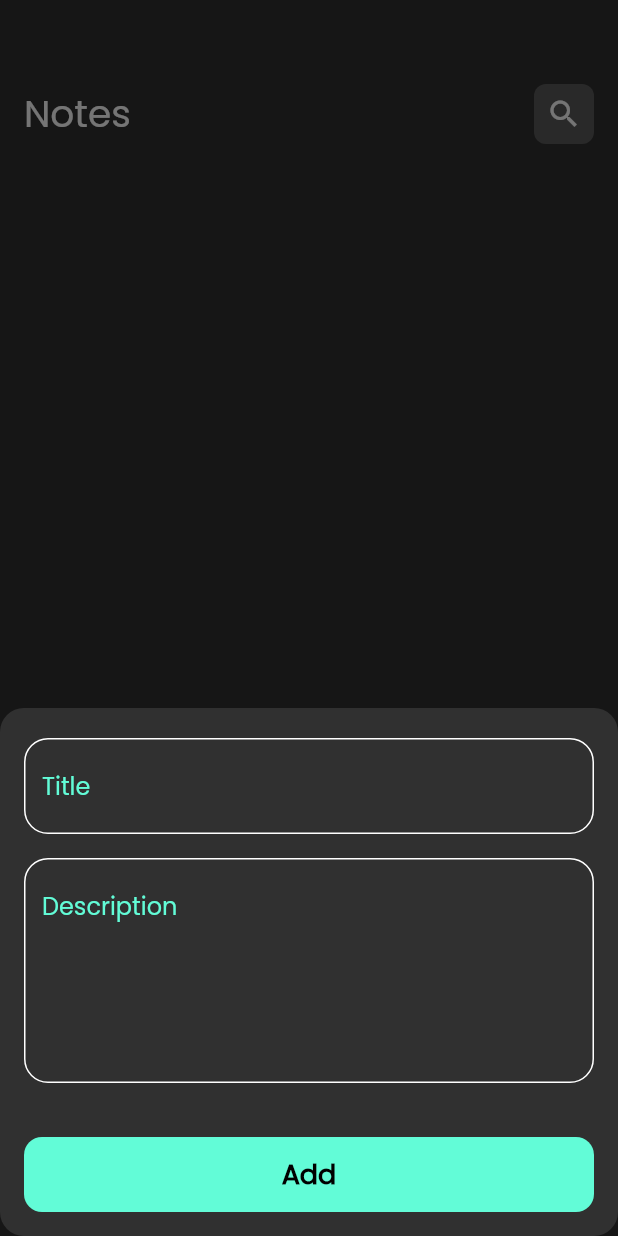
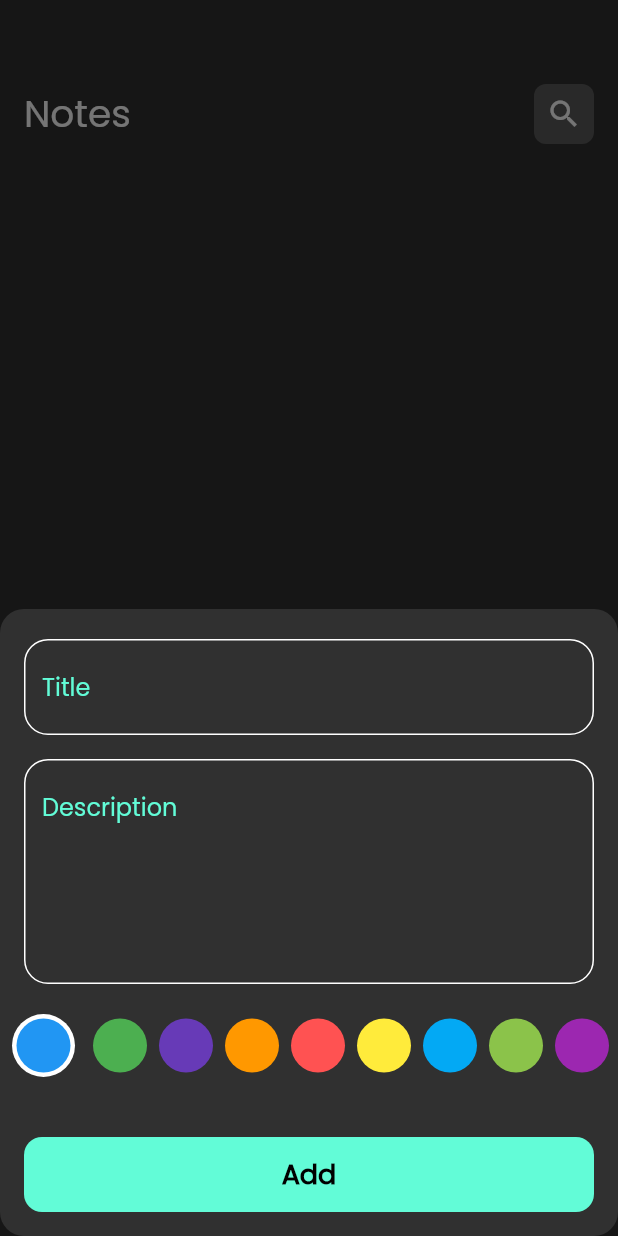
Before and after one commit to MohamedAlaraby/notes_application, a Flutter app: the screen it shows after launch, after a tap on the "add" icon, on a phone screen of 412 x 824 dp. Run offline on Flutter 3.47's test engine with Material 2 defaults, Android fonts, the phone set to English and light mode, and no system bars; our stand-ins replace bloc, flutter_bloc, hive, hive_flutter; accounts and stored records are empty.

Commit message:
finish notes app

```diff
--- a/lib/constants.dart
+++ b/lib/constants.dart
@@ -4,9 +4,33 @@ import 'package:intl/intl.dart';
 const kPrimaryColor = Color(0xFF62FCD7);
 const kNotesBox = "notes box";
 
-
 String addCurrentDataFormated() {
   DateTime now = DateTime.now();
   String formattedDate = DateFormat('dd-MM-yyyy HH:mm:ss').format(now);
   return formattedDate;
 }
+
+int findColorIndex(
+  Color targetColor,
+  List<Color> colorList,
+) {
+  for (int i = 0; i < colorList.length; i++) {
+    if (colorList[i].value == targetColor.value) {
+      return i;
+    }
+  }
+  return -1; // Return -1 if the color is not found in the list
+}
+
+List<Color> kNoteColors = [
+  Colors.blue,
+  Colors.green,
+  Colors.deepPurple,
+  Colors.orange,
+  Colors.redAccent,
+  Colors.yellow,
+  Colors.lightBlue,
+  Colors.lightGreen,
+  Colors.purple,
+  Colors.amber,
+];
--- a/lib/cubits/add_note_cubit/add_note_cubit.dart
+++ b/lib/cubits/add_note_cubit/add_note_cubit.dart
@@ -1,4 +1,5 @@
 import 'package:bloc/bloc.dart';
+import 'package:flutter/material.dart';
 import 'package:hive_flutter/adapters.dart';
 import 'package:meta/meta.dart';
 import 'package:notes_app/constants.dart';
@@ -8,9 +9,9 @@ part 'add_note_state.dart';
 
 class AddNoteCubit extends Cubit<AddNoteState> {
   AddNoteCubit() : super(AddNoteInitial());
-
+  int color = Colors.blue.value;
   addNote(NoteModel note) {
-
+    note.color = color;
     emit(AddNoteLoading());
     try {
       Box notesBox = Hive.box<NoteModel>(kNotesBox);
--- a/lib/models/note_model.dart
+++ b/lib/models/note_model.dart
@@ -4,18 +4,18 @@ part 'note_model.g.dart';
 @HiveType(typeId: 0) //You can add up to 256 object.
 class NoteModel extends HiveObject {
   @HiveField(0)
-  final String title;
+  String title;
   @HiveField(1)
-  final String subTitle;
+  String subTitle;
   @HiveField(2)
   final String date;
   @HiveField(3)
-  final int color;
+  int? color;
 
   NoteModel({
     required this.title,
     required this.subTitle,
     required this.date,
-    required this.color,
+     this.color,
   });
 }
--- a/lib/views/edit_note_view.dart
+++ b/lib/views/edit_note_view.dart
@@ -6,6 +6,7 @@ class EditNoteView extends StatelessWidget {
   static String id = "EditNoteView";
   @override
   Widget build(BuildContext context) {
+
     return Scaffold(
       body: EditNoteBody(),
     );
--- /dev/null
+++ b/lib/views/widgets/add_note_colors_listview.dart
@@ -0,0 +1,39 @@
+import 'package:flutter/material.dart';
+import 'package:flutter_bloc/flutter_bloc.dart';
+import 'package:notes_app/constants.dart';
+import 'package:notes_app/cubits/add_note_cubit/add_note_cubit.dart';
+import 'package:notes_app/views/widgets/color_item.dart';
+
+class ColorsList extends StatefulWidget {
+  const ColorsList({super.key});
+
+  @override
+  State<ColorsList> createState() => _ColorsListState();
+}
+
+class _ColorsListState extends State<ColorsList> {
+  int currentIndex = 0;
+
+  @override
+  Widget build(BuildContext context) {
+    return SizedBox(
+      height: 50,
+      child: ListView.builder(
+        itemCount: kNoteColors.length,
+        scrollDirection: Axis.horizontal,
+        itemBuilder: (context, index) => GestureDetector(
+          onTap: () {
+            currentIndex = index;
+            BlocProvider.of<AddNoteCubit>(context).color =
+                kNoteColors[index].value;
+            setState(() {});
+          },
+          child: ColorItem(
+            color: kNoteColors[index],
+            isActive: currentIndex == index,
+          ),
+        ),
+      ),
+    );
+  }
+}
--- a/lib/views/widgets/add_note_form.dart
+++ b/lib/views/widgets/add_note_form.dart
@@ -3,11 +3,12 @@ import 'package:notes_app/cubits/add_note_cubit/add_note_cubit.dart';
 import 'package:flutter_bloc/flutter_bloc.dart';
 import 'package:notes_app/cubits/get_notes_cubit/get_notes_cubit.dart';
 import 'package:notes_app/models/note_model.dart';
+import 'package:notes_app/views/widgets/add_note_colors_listview.dart';
 import 'package:notes_app/views/widgets/custom_button.dart';
 import 'package:notes_app/views/widgets/custom_text_field.dart';
 import 'package:flutter/material.dart';
 
-import 'package:intl/intl.dart';
+
 
 class CustomAddNewNoteForm extends StatefulWidget {
   const CustomAddNewNoteForm({
@@ -71,6 +72,10 @@ class _CustomAddNewNoteFormState extends State<CustomAddNewNoteForm> {
                       maxLines: 5,
                     ),
                     const SizedBox(
+                      height: 16,
+                    ),
+                    const ColorsList(),
+                    const SizedBox(
                       height: 20,
                     ),
                     Align(
@@ -86,7 +91,6 @@ class _CustomAddNewNoteFormState extends State<CustomAddNewNoteForm> {
                               title: title!,
                               subTitle: subTitle!,
                               date: addCurrentDataFormated(),
-                              color: Colors.amber.value,
                             );
                             cubit.addNote(note);
                           } else {
--- /dev/null
+++ b/lib/views/widgets/color_item.dart
@@ -0,0 +1,26 @@
+import 'package:flutter/material.dart';
+class ColorItem extends StatelessWidget {
+  final bool isActive;
+  final Color color;
+  const ColorItem({required this.isActive, required this.color, super.key});
+
+  @override
+  Widget build(BuildContext context) {
+    return Padding(
+      padding: const EdgeInsets.all(4.0),
+      child: isActive
+          ? CircleAvatar(
+              radius: 25,
+              backgroundColor: Colors.white,
+              child: CircleAvatar(
+                radius: 18,
+                backgroundColor: color,
+              ),
+            )
+          : CircleAvatar(
+              radius: 18,
+              backgroundColor: color,
+            ),
+    );
+  }
+}
--- a/lib/views/widgets/custom_app_bar_widget.dart
+++ b/lib/views/widgets/custom_app_bar_widget.dart
@@ -4,18 +4,27 @@ import 'package:notes_app/views/widgets/custom_search_icon_widget.dart';
 class CustomAppBar extends StatelessWidget {
   final String title;
   final IconData icon;
-  const CustomAppBar({super.key, required this.title, required this.icon});
+  final void Function()? onTap;
+  const CustomAppBar({
+    super.key,
+    required this.title,
+    required this.icon,
+    this.onTap,
+  });
 
   @override
   Widget build(BuildContext context) {
-    return  Row(
+    return Row(
       children: [
         Text(
           title,
-          style: TextStyle(fontSize: 25),
+          style: const TextStyle(fontSize: 25),
         ),
-        Spacer(),
-        CustomSearchIcon(icon: icon,),
+        const Spacer(),
+        CustomSearchIcon(
+          onTap: onTap,
+          icon: icon,
+        ),
       ],
     );
   }
--- a/lib/views/widgets/custom_search_icon_widget.dart
+++ b/lib/views/widgets/custom_search_icon_widget.dart
@@ -2,11 +2,18 @@ import 'package:flutter/material.dart';
 
 class CustomSearchIcon extends StatelessWidget {
   final IconData icon;
-  const CustomSearchIcon({required this.icon, super.key});
+  final void Function()? onTap;
+  const CustomSearchIcon({
+    required this.icon,
+    this.onTap,
+    super.key,
+  });
 
   @override
   Widget build(BuildContext context) {
-    return Container(
+    return GestureDetector(
+      onTap: onTap,
+      child: Container(
         width: 40,
         height: 40,
         decoration: BoxDecoration(
@@ -16,6 +23,7 @@ class CustomSearchIcon extends StatelessWidget {
         child: Icon(
           icon,
         ),
+      ),
     );
   }
 }
--- a/lib/views/widgets/custom_text_field.dart
+++ b/lib/views/widgets/custom_text_field.dart
@@ -3,14 +3,14 @@ import 'package:notes_app/constants.dart';
 
 class CustomTextField extends StatelessWidget {
   final String hintText;
-
+  final void Function(String)? onChanged;
 
   final int maxLines;
   final void Function(String?)? onSaved;
   const CustomTextField({
     super.key,
     this.maxLines = 1,
-
+    this.onChanged,
     required this.hintText,
     this.onSaved,
   });
@@ -20,7 +20,9 @@ class CustomTextField extends StatelessWidget {
       padding: const EdgeInsets.symmetric(horizontal: 16.0),
       child: TextFormField(
         //The advantage of onSave is that it called after the validation
+
         onSaved: onSaved,
+        onChanged:onChanged ,
         validator: (value) {
           if (value != null && value.isNotEmpty) {
             return null;
```
Also changed, not shown: lib/views/widgets/edit_note_colors_listview.dart (added, +52 -0 lines), lib/views/widgets/edit_note_view_body.dart (+40 -21 lines), lib/views/widgets/note_item.dart (+4 -3 lines). Lines whose indentation alone changed are shown as unchanged.
